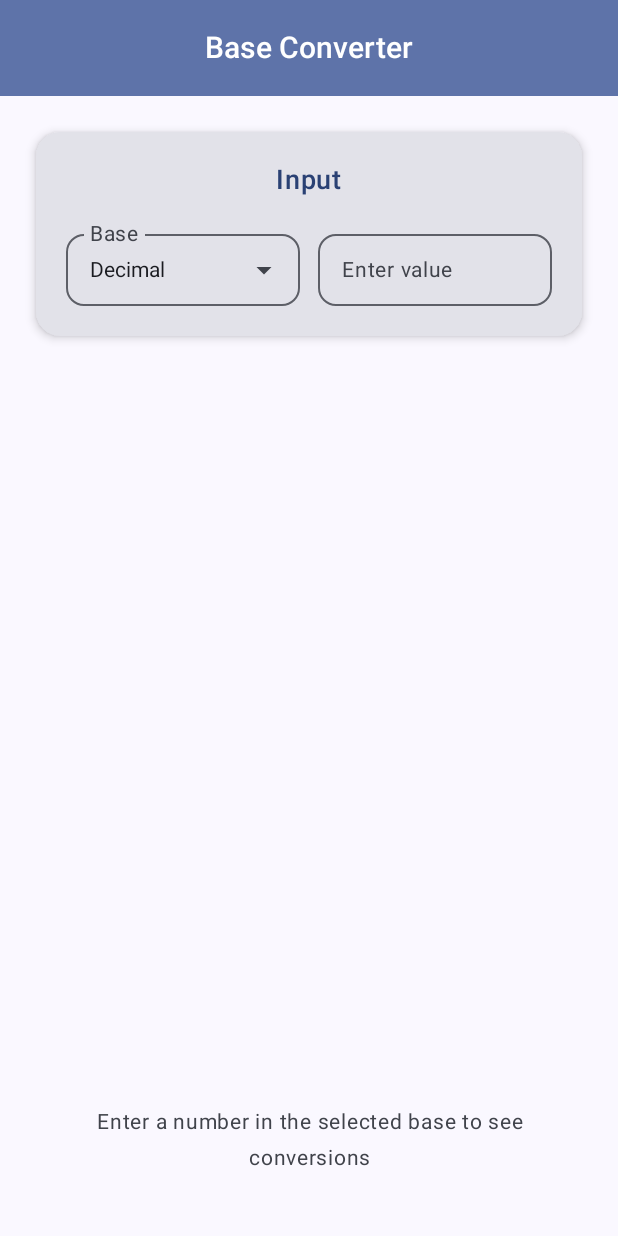
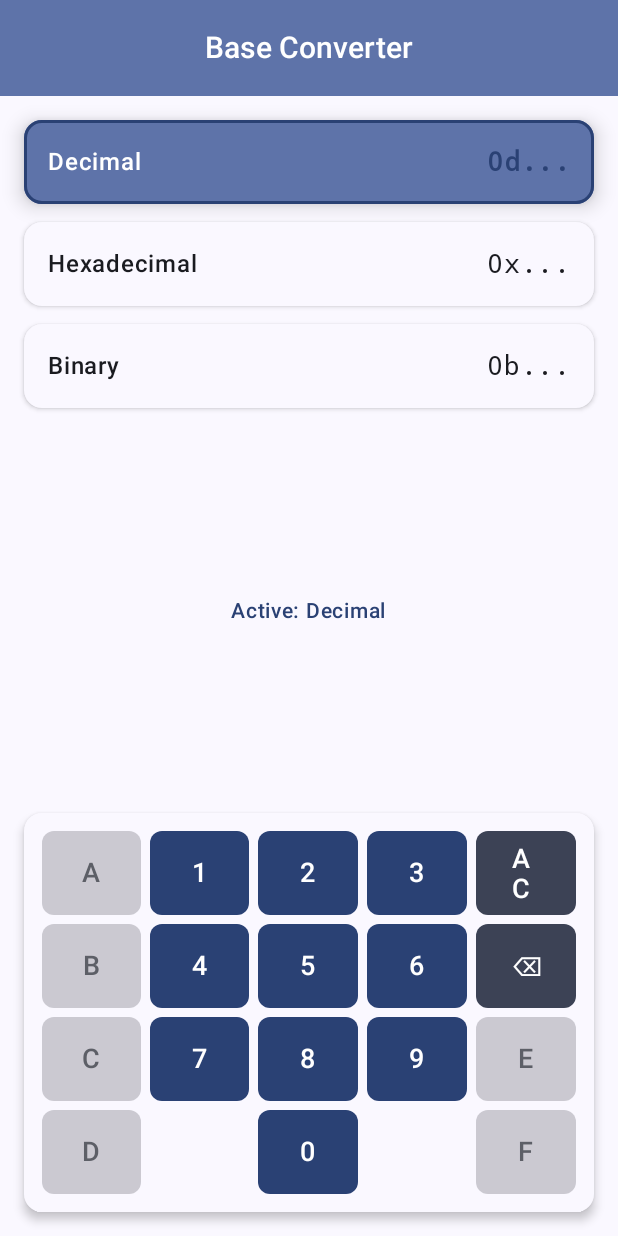
Before and after one commit to RasmusAChr/bdx_app, an Android app built with Jetpack Compose: the screen it shows after launch (MainActivity), on a phone screen of 412 x 824 dp. Run offline under Robolectric (Android 15) with nearby library versions, the phone set to English and light mode, and no system bars.

Commit message:
Add MyActivity with custom base converter UI
Introduces MyActivity composable implementing a base converter with custom keyboard and input/output cards for decimal, hexadecimal, and binary. MainActivity now uses MyActivity instead of BaseConverter, and unused Greeting composables are removed.

```diff
--- a/app/src/main/java/com/rasmusac/bdx/MainActivity.kt
+++ b/app/src/main/java/com/rasmusac/bdx/MainActivity.kt
@@ -20,24 +20,9 @@ class MainActivity : ComponentActivity() {
         enableEdgeToEdge()
         setContent {
             BdxTheme {
-                BaseConverter()
+                MyActivity()
+                //BaseConverter()
             }
         }
     }
 }
-
-@Composable
-fun Greeting(name: String, modifier: Modifier = Modifier) {
-    Text(
-        text = "Hello $name!",
-        modifier = modifier
-    )
-}
-
-@Preview(showBackground = true)
-@Composable
-fun GreetingPreview() {
-    BdxTheme {
-        Greeting("Android")
-    }
-}
--- /dev/null
+++ b/app/src/main/java/com/rasmusac/bdx/MyActivity.kt
@@ -0,0 +1,339 @@
+package com.rasmusac.bdx
+
+import androidx.compose.foundation.clickable
+import androidx.compose.foundation.interaction.MutableInteractionSource
+import androidx.compose.foundation.layout.*
+import androidx.compose.foundation.shape.RoundedCornerShape
+import androidx.compose.foundation.text.selection.SelectionContainer
+import androidx.compose.material3.*
+import androidx.compose.runtime.*
+import androidx.compose.ui.Alignment
+import androidx.compose.ui.Modifier
+import androidx.compose.ui.platform.LocalFocusManager
+import androidx.compose.ui.text.font.FontFamily
+import androidx.compose.ui.text.font.FontWeight
+import androidx.compose.ui.text.style.TextAlign
+import androidx.compose.ui.unit.dp
+import androidx.compose.ui.unit.sp
+
+@OptIn(ExperimentalMaterial3Api::class)
+@Composable
+fun MyActivity() {
+    var activeBase by remember { mutableIntStateOf(0) } // 0=decimal, 1=hex, 2=binary
+    var currentValue by remember { mutableStateOf("") }
+    val focusManager = LocalFocusManager.current
+
+    // Parse current value based on active base and convert to other bases
+    val intValue = if (currentValue.isNotEmpty()) {
+        currentValue.toIntOrNull(
+            when (activeBase) {
+                0 -> 10  // Decimal
+                1 -> 16  // Hex
+                2 -> 2   // Binary
+                else -> 10
+            }
+        )
+    } else null
+
+    val decimal = if (activeBase == 0) currentValue else (intValue?.toString(10) ?: "")
+    val hex = if (activeBase == 1) currentValue else (intValue?.toString(16)?.uppercase() ?: "")
+    val binary = if (activeBase == 2) currentValue else (intValue?.toString(2) ?: "")
+
+    // Get enabled keys based on active base
+    val enabledKeys = when (activeBase) {
+        0 -> listOf("0", "1", "2", "3", "4", "5", "6", "7", "8", "9") // Decimal
+        1 -> listOf("0", "1", "2", "3", "4", "5", "6", "7", "8", "9", "A", "B", "C", "D", "E", "F") // Hex
+        2 -> listOf("0", "1") // Binary
+        else -> listOf("0", "1", "2", "3", "4", "5", "6", "7", "8", "9")
+    }
+
+    Scaffold(
+        topBar = {
+            CenterAlignedTopAppBar(
+                title = {
+                    Text(
+                        "Base Converter",
+                        fontSize = 20.sp,
+                        fontWeight = FontWeight.Medium
+                    )
+                },
+                colors = TopAppBarDefaults.topAppBarColors(
+                    containerColor = MaterialTheme.colorScheme.primaryContainer,
+                    titleContentColor = MaterialTheme.colorScheme.onPrimaryContainer
+                )
+            )
+        }
+    ) { paddingValues ->
+        Column(
+            modifier = Modifier
+                .fillMaxSize()
+                .padding(paddingValues)
+                .padding(16.dp)
+                .clickable(
+                    interactionSource = remember { MutableInteractionSource() },
+                    indication = null
+                ) {
+                    focusManager.clearFocus()
+                },
+            horizontalAlignment = Alignment.CenterHorizontally,
+            verticalArrangement = Arrangement.SpaceBetween
+        ) {
+
+            // Base input/output sections
+            Column(
+                modifier = Modifier.fillMaxWidth(),
+                verticalArrangement = Arrangement.spacedBy(12.dp)
+            ) {
+                // Decimal
+                BaseInputOutputCard(
+                    label = "Decimal",
+                    prefix = "0d",
+                    value = decimal,
+                    isActive = activeBase == 0,
+                    isValid = intValue != null || currentValue.isEmpty(),
+                    onClick = {
+                        if (activeBase != 0) {
+                            activeBase = 0
+                            currentValue = decimal
+                        }
+                    }
+                )
+
+                // Hexadecimal
+                BaseInputOutputCard(
+                    label = "Hexadecimal",
+                    prefix = "0x",
+                    value = hex,
+                    isActive = activeBase == 1,
+                    isValid = intValue != null || currentValue.isEmpty(),
+                    onClick = {
+                        if (activeBase != 1) {
+                            activeBase = 1
+                            currentValue = hex
+                        }
+                    }
+                )
+
+                // Binary
+                BaseInputOutputCard(
+                    label = "Binary",
+                    prefix = "0b",
+                    value = binary,
+                    isActive = activeBase == 2,
+                    isValid = intValue != null || currentValue.isEmpty(),
+                    onClick = {
+                        if (activeBase != 2) {
+                            activeBase = 2
+                            currentValue = binary
+                        }
+                    }
+                )
+            }
+
+            // Show active base info
+            Text(
+                text = "Active: ${when(activeBase) { 0 -> "Decimal"; 1 -> "Hexadecimal"; 2 -> "Binary"; else -> "Unknown" }}",
+                fontSize = 14.sp,
+                color = MaterialTheme.colorScheme.primary,
+                fontWeight = FontWeight.Medium
+            )
+
+            // Custom Keyboard
+            CustomKeyboard(
+                enabledKeys = enabledKeys,
+                onKeyClick = { key ->
+                    // Validate input based on active base
+                    val newValue = currentValue + key
+                    val isValidInput = newValue.toIntOrNull(
+                        when (activeBase) {
+                            0 -> 10
+                            1 -> 16
+                            2 -> 2
+                            else -> 10
+                        }
+                    ) != null
+
+                    if (isValidInput) {
+                        currentValue = newValue
+                    }
+                },
+                onDeleteClick = {
+                    if (currentValue.isNotEmpty()) {
+                        currentValue = currentValue.dropLast(1)
+                    }
+                },
+                onClearClick = {
+                    currentValue = ""
+                }
+            )
+        }
+    }
+}
+
+@Composable
+fun BaseInputOutputCard(
+    label: String,
+    prefix: String,
+    value: String,
+    isActive: Boolean,
+    isValid: Boolean,
+    onClick: () -> Unit
+) {
+    Card(
+        modifier = Modifier
+            .fillMaxWidth()
+            .clickable { onClick() },
+        elevation = CardDefaults.cardElevation(
+            defaultElevation = if (isActive) 8.dp else 2.dp
+        ),
+        shape = RoundedCornerShape(12.dp),
+        colors = CardDefaults.cardColors(
+            containerColor = when {
+                !isValid -> MaterialTheme.colorScheme.errorContainer
+                isActive -> MaterialTheme.colorScheme.primaryContainer
+                else -> MaterialTheme.colorScheme.surface
+            }
+        ),
+        border = if (isActive) {
+            androidx.compose.foundation.BorderStroke(
+                2.dp,
+                MaterialTheme.colorScheme.primary
+            )
+        } else null
+    ) {
+        Row(
+            modifier = Modifier
+                .fillMaxWidth()
+                .padding(16.dp),
+            horizontalArrangement = Arrangement.SpaceBetween,
+            verticalAlignment = Alignment.CenterVertically
+        ) {
+            Text(
+                text = label,
+                fontSize = 16.sp,
+                fontWeight = FontWeight.Medium,
+                color = when {
+                    !isValid -> MaterialTheme.colorScheme.onErrorContainer
+                    isActive -> MaterialTheme.colorScheme.onPrimaryContainer
+                    else -> MaterialTheme.colorScheme.onSurface
+                },
+                modifier = Modifier.weight(1f)
+            )
+
+            SelectionContainer {
+                Text(
+                    text = if (value.isEmpty()) "$prefix..." else "$prefix$value",
+                    fontSize = 18.sp,
+                    fontFamily = FontFamily.Monospace,
+                    color = when {
+                        !isValid -> MaterialTheme.colorScheme.onErrorContainer
+                        isActive -> MaterialTheme.colorScheme.primary
+                        else -> MaterialTheme.colorScheme.onSurface
+                    },
+                    fontWeight = if (isActive) FontWeight.Bold else FontWeight.Normal,
+                    modifier = Modifier.weight(1.5f),
+                    textAlign = TextAlign.End
+                )
+            }
+        }
+    }
+}
+
+@Composable
+fun CustomKeyboard(
+    enabledKeys: List<String>,
+    onKeyClick: (String) -> Unit,
+    onDeleteClick: () -> Unit,
+    onClearClick: () -> Unit
+) {
+    // Define the keyboard layout matching the image
+    val keyLayout = listOf(
+        listOf("A", "1", "2", "3", "AC"),
+        listOf("B", "4", "5", "6", "⌫"),
+        listOf("C", "7", "8", "9", "E"),
+        listOf("D", "", "0", "", "F")
+    )
+
+    Card(
+        modifier = Modifier.fillMaxWidth(),
+        colors = CardDefaults.cardColors(
+            containerColor = MaterialTheme.colorScheme.surface
+        ),
+        elevation = CardDefaults.cardElevation(defaultElevation = 4.dp),
+        shape = RoundedCornerShape(12.dp)
+    ) {
+        Column(
+            modifier = Modifier.padding(12.dp)
+        ) {
+            keyLayout.forEach { row ->
+                Row(
+                    modifier = Modifier.fillMaxWidth(),
+                    horizontalArrangement = Arrangement.spacedBy(6.dp)
+                ) {
+                    row.forEach { key ->
+                        KeyboardButton(
+                            key = key,
+                            modifier = Modifier.weight(1f),
+                            enabled = key.isEmpty() || enabledKeys.contains(key) || key == "AC" || key == "⌫",
+                            onClick = {
+                                when (key) {
+                                    "AC" -> onClearClick()
+                                    "⌫" -> onDeleteClick()
+                                    else -> if (key.isNotEmpty()) onKeyClick(key)
+                                }
+                            }
+                        )
+                    }
+                }
+                if (row != keyLayout.last()) {
+                    Spacer(modifier = Modifier.height(6.dp))
+                }
+            }
+        }
+    }
+}
+
+@Composable
+fun KeyboardButton(
+    key: String,
+    modifier: Modifier = Modifier,
+    enabled: Boolean = true,
+    onClick: () -> Unit
+) {
+    val isVisible = key.isNotEmpty()
+    val isSpecialKey = key == "AC" || key == "⌫"
+
+    Box(
+        modifier = modifier.height(56.dp),
+        contentAlignment = Alignment.Center
+    ) {
+        if (isVisible) {
+            Button(
+                onClick = onClick,
+                enabled = enabled,
+                modifier = Modifier.fillMaxSize(),
+                colors = ButtonDefaults.buttonColors(
+                    containerColor = if (isSpecialKey) {
+                        MaterialTheme.colorScheme.secondary
+                    } else {
+                        MaterialTheme.colorScheme.primary
+                    },
+                    disabledContainerColor = MaterialTheme.colorScheme.outline.copy(alpha = 0.3f)
+                ),
+                shape = RoundedCornerShape(8.dp)
+            ) {
+                Text(
+                    text = key,
+                    fontSize = 18.sp,
+                    fontWeight = FontWeight.Medium,
+                    color = if (enabled) {
+                        if (isSpecialKey) MaterialTheme.colorScheme.onSecondary
+                        else MaterialTheme.colorScheme.onPrimary
+                    } else {
+                        MaterialTheme.colorScheme.outline
+                    }
+                )
+            }
+        }
+    }
+}
```
